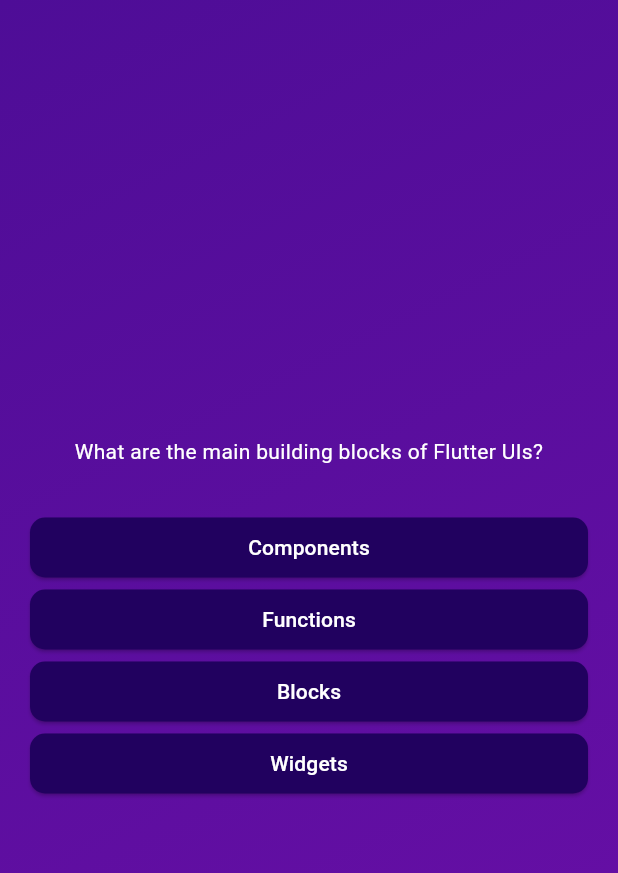
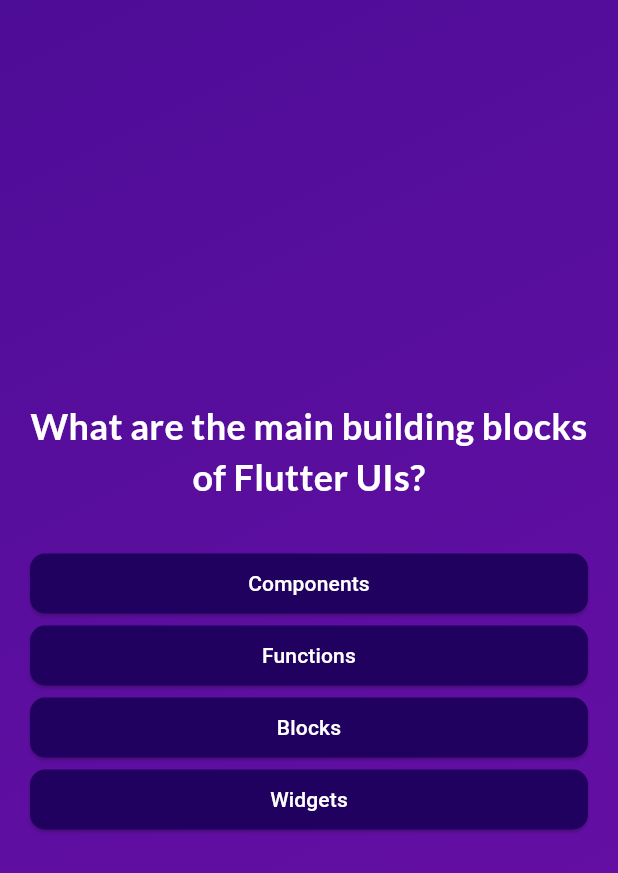
Before and after one commit to kraevskiy/flutter_quiz, a Flutter app: the screen it shows after launch, after a tap on "Start Quiz", on a phone screen of 412 x 824 dp. Shown: the top 873 px of the screen. Run offline on Flutter 3.47's test engine with Material 3 defaults, Android fonts, the phone set to English and light mode, and no system bars; our stand-ins replace google_fonts.

```diff
--- a/lib/answer_button.dart
+++ b/lib/answer_button.dart
@@ -22,7 +22,10 @@ class AnswerButton extends StatelessWidget {
           borderRadius: BorderRadius.circular(10),
         ),
       ),
-      child: Text(answerText),
+      child: Text(
+        answerText,
+        textAlign: TextAlign.center,
+      ),
     );
   }
 }
--- a/lib/questions_screen.dart
+++ b/lib/questions_screen.dart
@@ -1,4 +1,5 @@
 import 'package:flutter/material.dart';
+import 'package:google_fonts/google_fonts.dart';
 
 import 'package:quiz_app/answer_button.dart';
 import 'package:quiz_app/data/questions.dart';
@@ -35,8 +36,10 @@ class _QuestionsScreenState extends State<QuestionsScreen> {
           children: [
             Text(
               currentQuestion.text,
-              style: const TextStyle(
+              style: GoogleFonts.lato(
                 color: Colors.white,
+                fontSize: 24,
+                fontWeight: FontWeight.bold,
               ),
               textAlign: TextAlign.center,
             ),
--- a/lib/start_screen.dart
+++ b/lib/start_screen.dart
@@ -1,4 +1,5 @@
 import 'package:flutter/material.dart';
+import 'package:google_fonts/google_fonts.dart';
 
 class StartScreen extends StatelessWidget {
   const StartScreen(this.startQuiz, {super.key});
@@ -26,11 +27,11 @@ class StartScreen extends StatelessWidget {
           const SizedBox(
             height: 80,
           ),
-          const Text(
+          Text(
             'Learn Flutter the fun way!',
-            style: TextStyle(
-              color: Color.fromARGB(255, 237, 223, 252),
-              fontSize: 25,
+            style: GoogleFonts.lato(
+              color: const Color.fromARGB(255, 237, 223, 252),
+              fontSize: 24,
             ),
           ),
           const SizedBox(
--- a/pubspec.yaml
+++ b/pubspec.yaml
@@ -35,6 +35,7 @@ dependencies:
   # The following adds the Cupertino Icons font to your application.
   # Use with the CupertinoIcons class for iOS style icons.
   cupertino_icons: ^1.0.6
+  google_fonts: ^6.2.1
 
 dev_dependencies:
   flutter_test:
```
Also changed, not shown: pubspec.lock, 7 other files.
